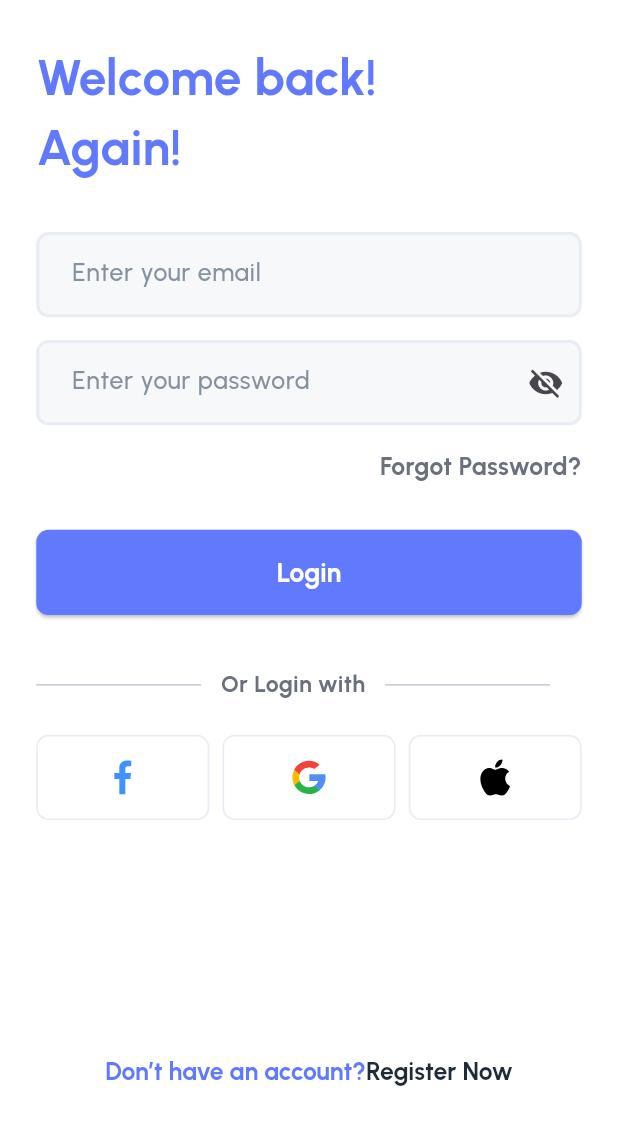
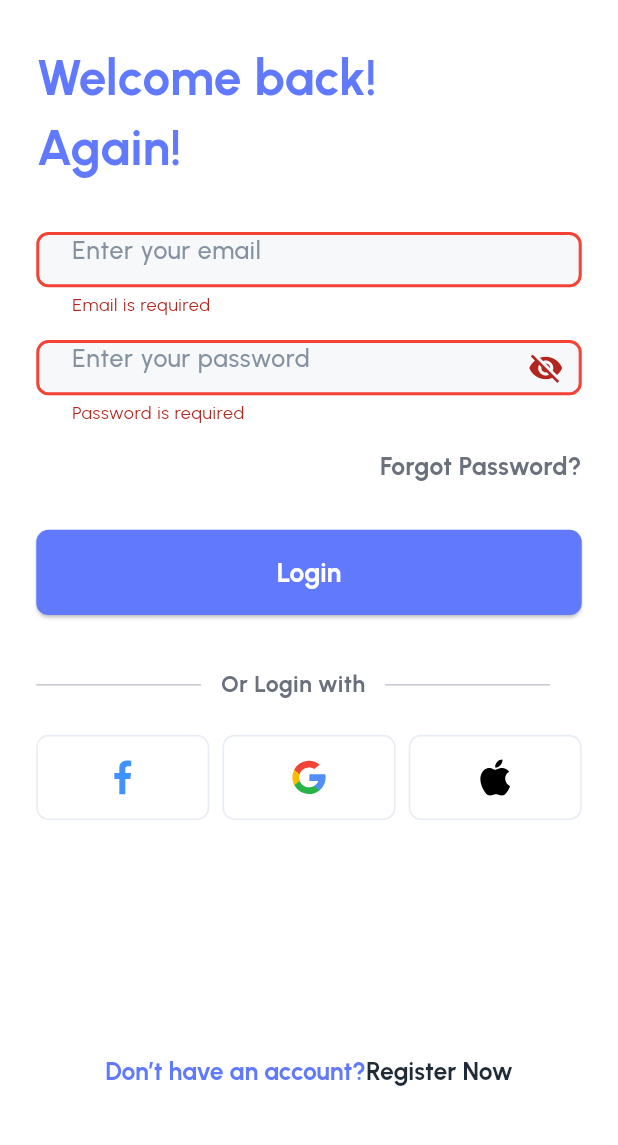
Before and after one commit to KhaledBahjat/finance_app, a Flutter app: the LoginScreen screen opened by its route, after a tap on "Login", on a phone screen of 412 x 824 dp, the part 81-1226 px from its top. Run offline on Flutter 3.47's test engine with Material 3 defaults, Android fonts, the phone set to English and light mode, and no system bars; our stand-ins replace flutter_screenutil, flutter_svg, go_router.

Commit message:
lgin screen & vlidation

```diff
--- a/finance_app/lib/core/styling/app_assets.dart
+++ b/finance_app/lib/core/styling/app_assets.dart
@@ -1,4 +1,3 @@
-import 'package:flutter/widgets.dart';
 
 class AppAssets {
   static const String onBoardingImage1 = 'assets/images/on1.png';
--- a/finance_app/lib/core/styling/app_color.dart
+++ b/finance_app/lib/core/styling/app_color.dart
@@ -10,4 +10,5 @@ class AppColor {
   static const Color borderColor = Color(0xffE8ECF4);
   static const Color boldColor = Color(0xff202955);
   static const Color darkGreyColor = Color(0xff6A707C);
+  static const Color errorColor = Color(0xffFF4D4D);
 }
--- a/finance_app/lib/core/styling/app_styling.dart
+++ b/finance_app/lib/core/styling/app_styling.dart
@@ -46,4 +46,10 @@ class AppStyling {
     fontWeight: FontWeight.w600,
     color: AppColor.darkGreyColor,
   );
+  static TextStyle errorTextStyle = TextStyle(
+    fontFamily: AppFonts.mainFontName,
+    fontSize: 12.sp,
+    fontWeight: FontWeight.w500,
+    color: AppColor.errorColor,
+  );
 }
--- a/finance_app/lib/core/widgets/custom_textfield.dart
+++ b/finance_app/lib/core/widgets/custom_textfield.dart
@@ -11,18 +11,25 @@ class CustomTextfield extends StatelessWidget {
     this.width,
     this.height,
     this.isPassword,
+    this.controller,
+    this.validator,
   });
   final String? hintText;
   final Widget? suffixIcon;
   final double? width;
   final double? height;
   final bool? isPassword;
+  final TextEditingController? controller;
+  final String? Function(String?)? validator;
   @override
   Widget build(BuildContext context) {
     return SizedBox(
+      // padding: EdgeInsets.all(8),
       width: width ?? 331.w,
       height: height ?? 56.h,
-      child: TextField(
+      child: TextFormField(
+        controller: controller,
+        validator: validator,
         obscureText: isPassword ?? false,
         autofocus: false,
         cursorColor: AppColor.primaryColor,
@@ -46,6 +53,21 @@ class CustomTextfield extends StatelessWidget {
               width: 2.h,
             ),
           ),
+          errorBorder: OutlineInputBorder(
+            borderRadius: BorderRadius.circular(8.r),
+            borderSide: BorderSide(
+              color: Colors.red,
+              width: 2.h,
+            ),
+          ),
+          focusedErrorBorder: OutlineInputBorder(
+            borderRadius: BorderRadius.circular(8.r),
+            borderSide: BorderSide(
+              color: Colors.red,
+              width: 2.h,
+            ),
+          ),
+
           hintText: hintText ?? 'Login',
           hintStyle: AppStyling.grey15MediumStyle,
           filled: true,
--- a/finance_app/lib/features/auth/login_screen.dart
+++ b/finance_app/lib/features/auth/login_screen.dart
@@ -1,4 +1,3 @@
-import 'package:finance_app/core/styling/app_assets.dart';
 import 'package:finance_app/core/styling/app_color.dart';
 import 'package:finance_app/core/styling/app_styling.dart';
 import 'package:finance_app/core/widgets/custom_textfield.dart';
@@ -8,11 +7,9 @@ import 'package:finance_app/features/auth/widgets/or_login_widget.dart';
 import 'package:finance_app/features/auth/widgets/social_media_widgets.dart';
 import 'package:flutter/material.dart';
 import 'package:flutter_screenutil/flutter_screenutil.dart';
-import 'package:flutter_svg/flutter_svg.dart';
-import 'package:go_router/go_router.dart';
 
 class LoginScreen extends StatefulWidget {
-  LoginScreen({super.key});
+  const LoginScreen({super.key});
 
   @override
   State<LoginScreen> createState() => _LoginScreenState();
@@ -20,6 +17,16 @@ class LoginScreen extends StatefulWidget {
 
 class _LoginScreenState extends State<LoginScreen> {
   bool isObscured = true;
+  late TextEditingController emailController;
+  late TextEditingController passwordController;
+  final formKey = GlobalKey<FormState>();
+
+  @override
+  void initState() {
+    super.initState();
+    emailController = TextEditingController();
+    passwordController = TextEditingController();
+  }
 
   @override
   Widget build(BuildContext context) {
@@ -27,6 +34,9 @@ class _LoginScreenState extends State<LoginScreen> {
       child: Scaffold(
         body: Padding(
           padding: EdgeInsets.symmetric(horizontal: 22.w),
+          child: Form(
+            key: formKey,
+            child: SingleChildScrollView(
               child: Column(
                 crossAxisAlignment: CrossAxisAlignment.start,
                 children: [
@@ -48,11 +58,28 @@ class _LoginScreenState extends State<LoginScreen> {
                   ),
                   CustomTextfield(
                     hintText: 'Enter your email',
+                    controller: emailController,
+                    validator: (value) {
+                      if (value!.isEmpty) {
+                        return 'Email is required';
+                      }
+                      return null;
+                    },
                   ),
                   SizedBox(
                     height: 15.h,
                   ),
                   CustomTextfield(
+                    validator: (value) {
+                      if (value!.isEmpty) {
+                        return 'Password is required';
+                      }
+                      if (value.length < 8) {
+                        return 'Password must be at least 8 characters';
+                      }
+                      return null;
+                    },
+                    controller: passwordController,
                     hintText: 'Enter your password',
                     isPassword: isObscured,
                     suffixIcon: IconButton(
@@ -84,7 +111,9 @@ class _LoginScreenState extends State<LoginScreen> {
                     width: 331.w,
                     height: 56.h,
                     buttonText: 'Login',
-                onPress: () {},
+                    onPress: () {
+                      if (formKey.currentState!.validate()) {}
+                    },
                   ),
                   SizedBox(
                     height: 35.h,
@@ -117,6 +146,8 @@ class _LoginScreenState extends State<LoginScreen> {
               ),
             ),
           ),
+        ),
+      ),
     );
   }
 }
--- a/finance_app/lib/features/auth/widgets/social_media_button.dart
+++ b/finance_app/lib/features/auth/widgets/social_media_button.dart
@@ -1,4 +1,3 @@
-import 'package:finance_app/core/styling/app_assets.dart';
 import 'package:flutter/material.dart';
 import 'package:flutter_screenutil/flutter_screenutil.dart';
 import 'package:flutter_svg/svg.dart';
--- a/finance_app/lib/main.dart
+++ b/finance_app/lib/main.dart
@@ -1,6 +1,5 @@
 import 'package:finance_app/core/routing/router_generator.dart';
 import 'package:finance_app/core/styling/theme_data.dart';
-import 'package:finance_app/features/onbording_screen.dart';
 import 'package:flutter/material.dart';
 import 'package:flutter_screenutil/flutter_screenutil.dart';
 
@@ -16,6 +15,7 @@ class MyApp extends StatelessWidget {
       designSize: const Size(375, 812),
       builder: (context, child) {
         return MaterialApp.router(
+          debugShowCheckedModeBanner: false,
           theme: AppTheme.lightTheme,
           routerConfig: RouterGenerator.goRouter,
         );
```
Lines whose indentation alone changed are shown as unchanged.
